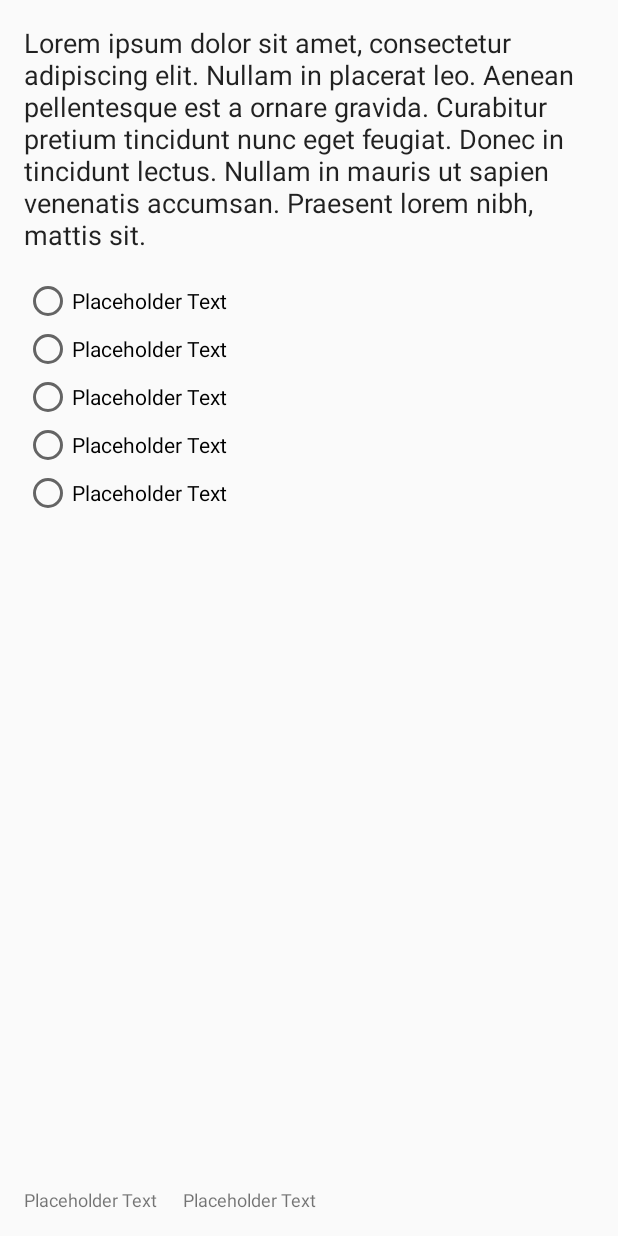
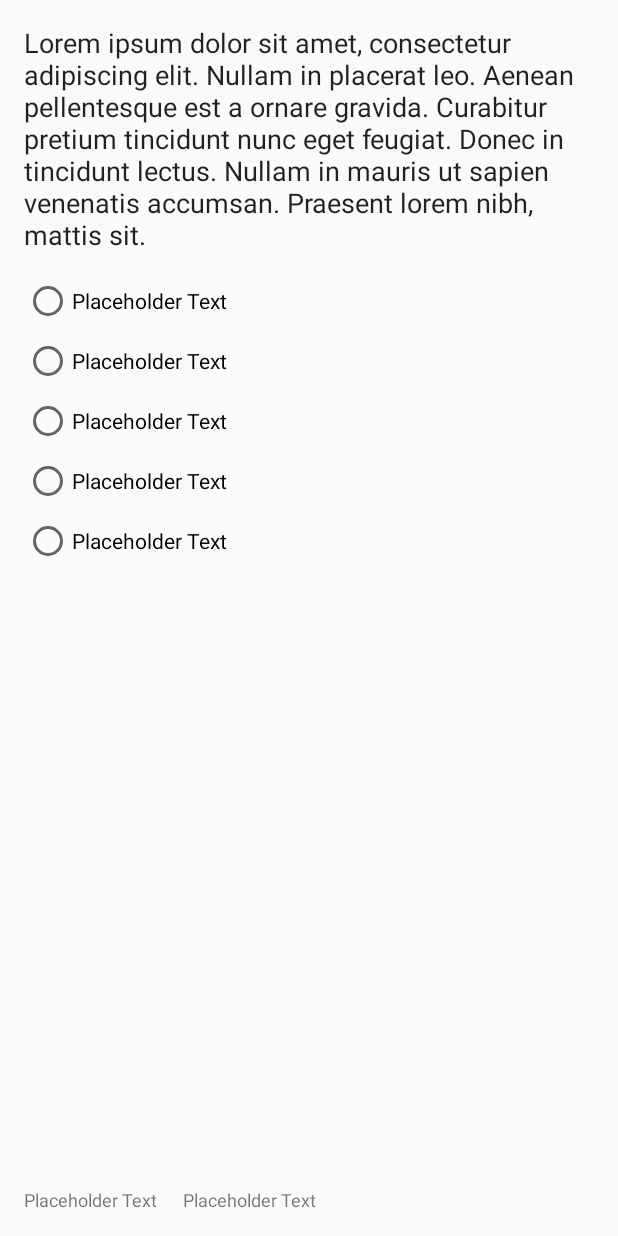
Before and after one commit to lormico/quiz-farmacia, an Android app: the layout fragment_question.xml on its own in the app's theme, with its tools: preview values and no code run, on a phone screen of 412 x 824 dp. Run offline under Robolectric (Android 15) with nearby library versions, the phone set to English and light mode, and no system bars.

Commit message:
Using custom RadioButton class, adding margins
New QuizRadioButton class to allow the user to uncheck a button and leave a question unanswered

```diff
--- a/app/src/main/java/com/github/lormico/quizfarmacia/ui/quiz/QuestionFragment.java
+++ b/app/src/main/java/com/github/lormico/quizfarmacia/ui/quiz/QuestionFragment.java
@@ -5,7 +5,6 @@ import android.util.Log;
 import android.view.LayoutInflater;
 import android.view.View;
 import android.view.ViewGroup;
-import android.widget.RadioButton;
 import android.widget.RadioGroup;
 import android.widget.TextView;
 
@@ -56,7 +55,7 @@ public class QuestionFragment extends Fragment {
         questionTextView.setText(args.getString(QUESTION));
         ArrayList<String> answers = (ArrayList<String>) args.getSerializable(ANSWERS);
         for (int i = 0; i < answers.size(); i++) {
-            RadioButton answerRadioButton = view.findViewById(viewIds.get(i));
+            QuizRadioButton answerRadioButton = view.findViewById(viewIds.get(i));
             answerRadioButton.setText(answers.get(i));
         }
 
@@ -64,7 +63,7 @@ public class QuestionFragment extends Fragment {
         answersRadioGroup.setOnCheckedChangeListener(new RadioGroup.OnCheckedChangeListener() {
             @Override
             public void onCheckedChanged(RadioGroup group, int checkedId) {
-                Log.d(this.toString(), "checked changed!");
+                Log.d("answersRadioGroup.OnCheckedChangeListener", "Changing answer to question");
                 int answer = viewIds.contains(checkedId) ? viewIds.indexOf(checkedId) : -1;
                 viewModel.setAnswer(position, answer);
             }
--- a/app/src/main/java/com/github/lormico/quizfarmacia/ui/quiz/QuizViewModel.java
+++ b/app/src/main/java/com/github/lormico/quizfarmacia/ui/quiz/QuizViewModel.java
@@ -1,6 +1,7 @@
 package com.github.lormico.quizfarmacia.ui.quiz;
 
 import android.app.Application;
+import android.util.Log;
 
 import androidx.annotation.NonNull;
 import androidx.lifecycle.AndroidViewModel;
@@ -44,6 +45,8 @@ public class QuizViewModel extends AndroidViewModel {
     }
 
     private List<Question> generateRandomizedQuestionsWithConditions(String subject, int n) {
+        Log.d(this.getClass().getSimpleName(), "Generating " + n + " random questions " +
+                "for subject " + subject);
         List<Question> questionList = mQuestionsBySubjectMap.get(subject);
         List<Integer> randomQuestionIds = Util.getUniqueRandomNumbers(questionList.size(), n);
         List<Question> randomizedQuestions = new ArrayList<>();
--- a/app/src/main/res/layout/fragment_question.xml
+++ b/app/src/main/res/layout/fragment_question.xml
@@ -29,33 +29,37 @@
         app:layout_constraintTop_toBottomOf="@id/quiz_question_text"
         tools:layout_editor_absoluteX="16dp">
 
-        <RadioButton
+        <com.github.lormico.quizfarmacia.ui.quiz.QuizRadioButton
             android:id="@+id/quiz_answer_a"
-            android:layout_width="wrap_content"
+            android:layout_width="match_parent"
             android:layout_height="wrap_content"
+            android:layout_marginBottom="@dimen/quiz_answer_margin"
             android:text="@string/placeholder_text" />
 
-        <RadioButton
+        <com.github.lormico.quizfarmacia.ui.quiz.QuizRadioButton
             android:id="@+id/quiz_answer_b"
-            android:layout_width="wrap_content"
+            android:layout_width="match_parent"
             android:layout_height="wrap_content"
+            android:layout_marginBottom="@dimen/quiz_answer_margin"
             android:text="@string/placeholder_text" />
 
-        <RadioButton
+        <com.github.lormico.quizfarmacia.ui.quiz.QuizRadioButton
             android:id="@+id/quiz_answer_c"
-            android:layout_width="wrap_content"
+            android:layout_width="match_parent"
             android:layout_height="wrap_content"
+            android:layout_marginBottom="@dimen/quiz_answer_margin"
             android:text="@string/placeholder_text" />
 
-        <RadioButton
+        <com.github.lormico.quizfarmacia.ui.quiz.QuizRadioButton
             android:id="@+id/quiz_answer_d"
-            android:layout_width="wrap_content"
+            android:layout_width="match_parent"
             android:layout_height="wrap_content"
+            android:layout_marginBottom="@dimen/quiz_answer_margin"
             android:text="@string/placeholder_text" />
 
-        <RadioButton
+        <com.github.lormico.quizfarmacia.ui.quiz.QuizRadioButton
             android:id="@+id/quiz_answer_e"
-            android:layout_width="wrap_content"
+            android:layout_width="match_parent"
             android:layout_height="wrap_content"
             android:text="@string/placeholder_text" />
     </RadioGroup>
--- a/app/src/main/res/values/dimens.xml
+++ b/app/src/main/res/values/dimens.xml
@@ -8,4 +8,5 @@
     <dimen name="archive_question_text_size">18sp</dimen>
     <dimen name="archive_answer_text_size">16sp</dimen>
     <dimen name="archive_id_text_size">12sp</dimen>
+    <dimen name="quiz_answer_margin">8dp</dimen>
 </resources>
```
Also changed, not shown: app/src/main/java/com/github/lormico/quizfarmacia/ui/quiz/QuizRadioButton.java (added, +36 -0 lines).
